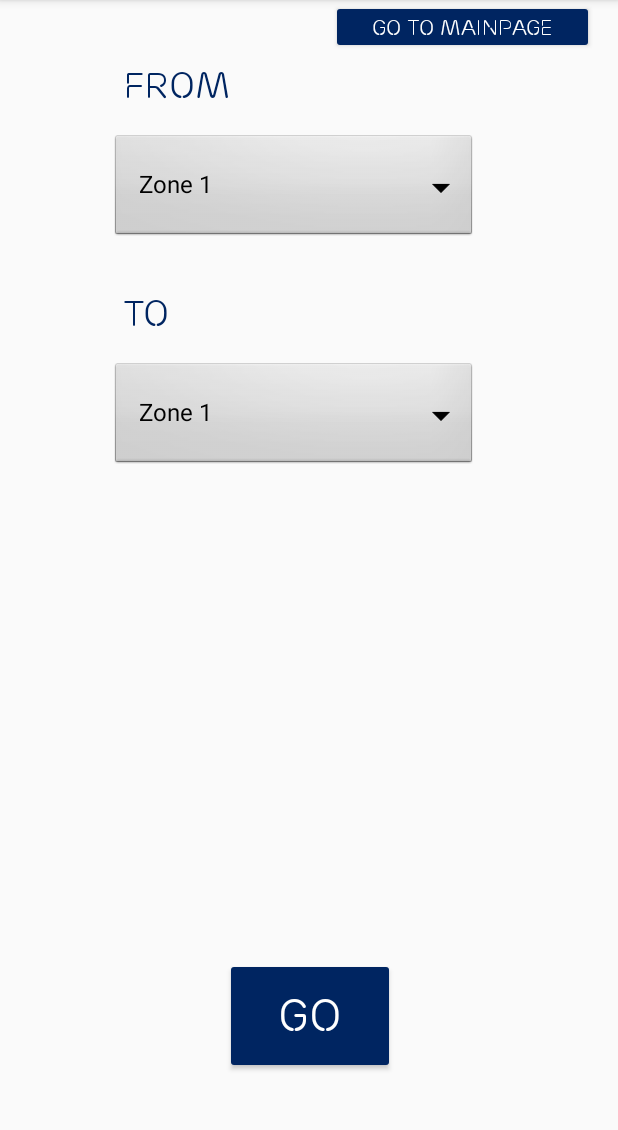
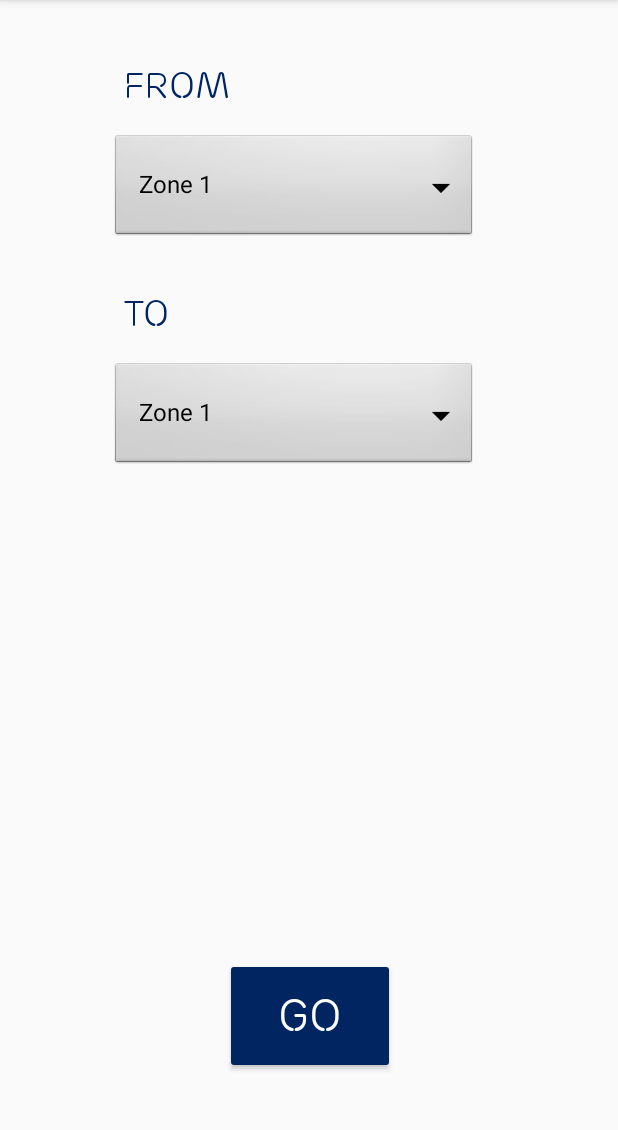
Before and after one commit to EricSumStu/August18, an Android app: the DesksPage screen opened directly, with no data from a screen before it, on a phone screen of 412 x 824 dp, the part 84-1214 px from its top. Run offline under Robolectric (Android 15) with nearby library versions, the phone set to English and light mode, and no system bars; 2 statements that could not run were skipped.

```diff
--- a/app/src/main/res/layout/activity_desks_page.xml
+++ b/app/src/main/res/layout/activity_desks_page.xml
@@ -94,16 +94,4 @@
         app:layout_constraintTop_toBottomOf="@+id/toDropDown"
         app:layout_constraintVertical_bias="0.862" />
 
-    <Button
-        android:id="@+id/GoMainPagebutton"
-        android:layout_width="175dp"
-        android:layout_height="36dp"
-        android:layout_marginEnd="16dp"
-        android:backgroundTint="#002561"
-        android:fontFamily="@font/ericsson_font"
-        android:text="Go to MainPage"
-        android:textColor="#ffffff"
-        app:layout_constraintEnd_toEndOf="parent"
-        tools:layout_editor_absoluteY="3dp" />
-
 </android.support.constraint.ConstraintLayout>
```
